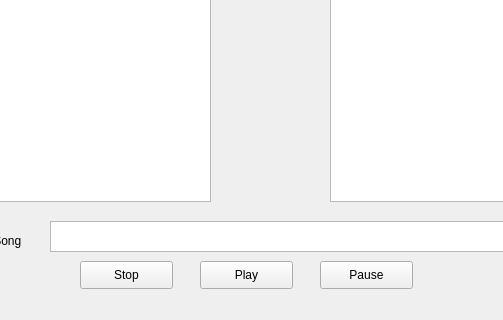
This is mainwindow.ui in tnightingale/COMMAudio as Qt 5 draws it before an edit; both pictures show x 130 to 633 and y 278 to 598 of the 861 by 598 pixel window. The edited form follows.
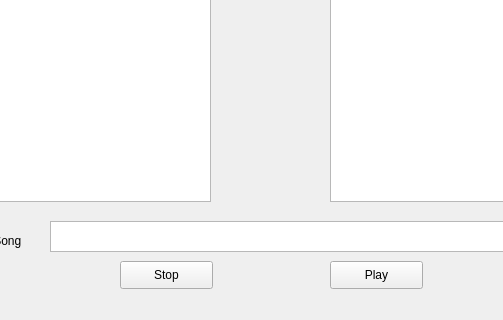
This is the edited form.

The edit to the form file:
```diff
--- a/mainwindow.ui
+++ b/mainwindow.ui
@@ -27,7 +27,7 @@
    <widget class="QPushButton" name="playButton">
     <property name="geometry">
      <rect>
-      <x>330</x>
+      <x>460</x>
       <y>520</y>
       <width>93</width>
       <height>28</height>
@@ -40,7 +40,7 @@
    <widget class="QPushButton" name="stopButton">
     <property name="geometry">
      <rect>
-      <x>210</x>
+      <x>250</x>
       <y>520</y>
       <width>93</width>
       <height>28</height>
@@ -50,20 +50,7 @@
      <string>Stop</string>
     </property>
    </widget>
-   <widget class="QPushButton" name="pauseButton">
-    <property name="geometry">
-     <rect>
-      <x>450</x>
-      <y>520</y>
-      <width>93</width>
-      <height>28</height>
-     </rect>
-    </property>
-    <property name="text">
-     <string>Pause</string>
-    </property>
-   </widget>
-   <widget class="QListWidget" name="remoteListWidget_2">
+   <widget class="QListWidget" name="remoteListWidget">
     <property name="geometry">
      <rect>
       <x>460</x>
```
